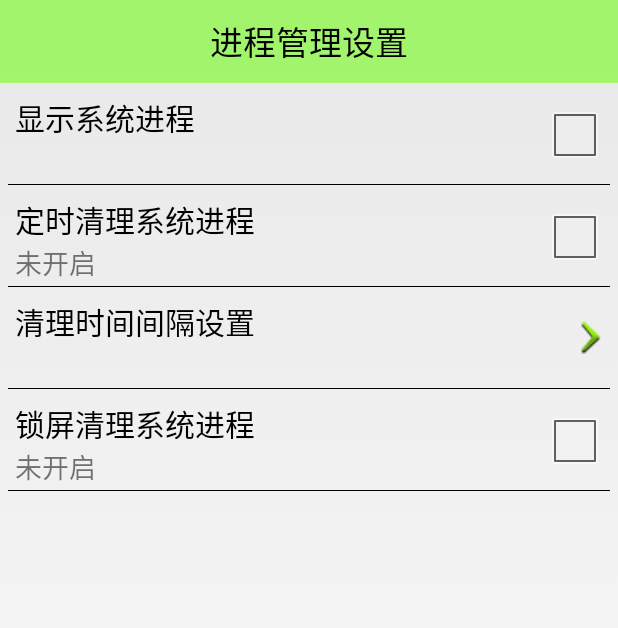
After one commit to Xiao-Y/MobilSafe, an Android app: the TaskSettingActivity screen opened directly, with no data from a screen before it, on a phone screen of 412 x 824 dp. The commit adds this screen. Shown: the top 628 px of the screen. Run offline under Robolectric (Android 15) with nearby library versions, the phone set to English and light mode, and no system bars.

Commit message:
进程管理：设置里面的相关功能

```diff
--- /dev/null
+++ b/app/src/main/java/com/itheima/mobilesafe/taskmanger/TaskSettingActivity.java
@@ -0,0 +1,49 @@
+package com.itheima.mobilesafe.taskmanger;
+
+import android.content.Context;
+import android.content.SharedPreferences;
+
+import com.itheima.mobilesafe.R;
+import com.itheima.mobilesafe.base.BaseActivity;
+import com.itheima.mobilesafe.listener.TaskSettingListener;
+import com.itheima.mobilesafe.service.AutoCleanService;
+import com.itheima.mobilesafe.ui.SettingItemView;
+import com.itheima.mobilesafe.utils.MyApplication;
+import com.itheima.mobilesafe.utils.ServiceUtils;
+
+public class TaskSettingActivity extends BaseActivity {
+    private Context context = MyApplication.getContext();
+    private SharedPreferences sp;
+
+    private SettingItemView siv_show_sys_task;
+    private SettingItemView siv_lock_task_clear;
+
+
+    @Override
+    public void initView() {
+        setContentView(R.layout.activity_task_setting);
+        siv_show_sys_task = (SettingItemView) findViewById(R.id.siv_show_sys_task);
+        siv_lock_task_clear = (SettingItemView) findViewById(R.id.siv_lock_task_clear);
+    }
+
+    @Override
+    public void initData() {
+        sp = context.getSharedPreferences("config", Context.MODE_PRIVATE);
+        siv_show_sys_task.setChecked(sp.getBoolean("showsys", false));
+        siv_lock_task_clear.setChecked(sp.getBoolean("lockTaskClear", false));
+    }
+
+    @Override
+    public void initOther() {
+        siv_show_sys_task.setOnClickListener(new TaskSettingListener());
+        siv_lock_task_clear.setOnClickListener(new TaskSettingListener());
+    }
+
+    @Override
+    protected void onStart() {
+        //设置页面的勾选框
+        boolean running = ServiceUtils.isServiceRunning(AutoCleanService.class.getName());
+        siv_lock_task_clear.setChecked(running);
+        super.onStart();
+    }
+}
--- /dev/null
+++ b/app/src/main/res/layout/activity_task_setting.xml
@@ -0,0 +1,42 @@
+<?xml version="1.0" encoding="utf-8"?>
+<LinearLayout xmlns:android="http://schemas.android.com/apk/res/android"
+              xmlns:itheima="http://schemas.android.com/apk/res-auto"
+              android:layout_width="match_parent"
+              android:layout_height="match_parent"
+              android:orientation="vertical">
+
+    <TextView
+        style="@style/title_style"
+        android:text="进程管理设置"/>
+
+    <com.itheima.mobilesafe.ui.SettingItemView
+        android:id="@+id/siv_show_sys_task"
+        android:layout_width="wrap_content"
+        android:layout_height="wrap_content"
+        itheima:desc_off=""
+        itheima:desc_on=""
+        itheima:title="显示系统进程"/>
+
+    <com.itheima.mobilesafe.ui.SettingItemView
+        android:id="@+id/siv_task_clear"
+        android:layout_width="wrap_content"
+        android:layout_height="wrap_content"
+        itheima:desc_off="未开启"
+        itheima:desc_on="已开启"
+        itheima:title="定时清理系统进程"/>
+
+    <com.itheima.mobilesafe.ui.SettingClickView
+        android:id="@+id/scv_setting_time"
+        android:layout_width="wrap_content"
+        android:layout_height="wrap_content"
+        itheima:title="清理时间间隔设置"/>
+
+    <com.itheima.mobilesafe.ui.SettingItemView
+        android:id="@+id/siv_lock_task_clear"
+        android:layout_width="wrap_content"
+        android:layout_height="wrap_content"
+        itheima:desc_off="未开启"
+        itheima:desc_on="已开启"
+        itheima:title="锁屏清理系统进程"/>
+
+</LinearLayout>
```
Also changed, not shown: app/src/main/AndroidManifest.xml (+8 -7 lines), app/src/main/java/com/itheima/mobilesafe/adapter/TaskMangerAdapter.java (+11 -1 lines), app/src/main/java/com/itheima/mobilesafe/listener/TaskSettingListener.java (added, +67 -0 lines), app/src/main/java/com/itheima/mobilesafe/receiver/ScreenReceiver.java (added, +34 -0 lines), app/src/main/java/com/itheima/mobilesafe/service/AutoCleanService.java (added, +45 -0 lines), app/src/main/java/com/itheima/mobilesafe/taskmanger/TaskMangerActivity.java (+8 -0 lines).
